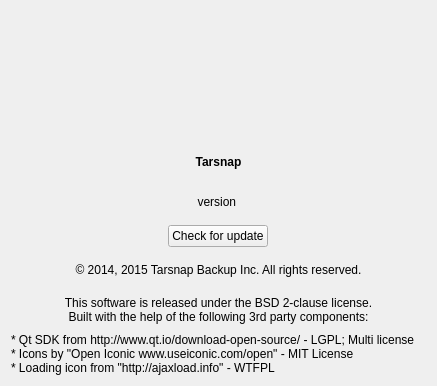
Before: the Qt Designer form forms/aboutwidget.ui in Tarsnap/tarsnap-gui, drawn with Qt 5.
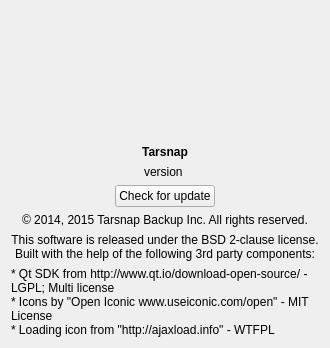
After: the same form once the commit is applied. Icons and pictures are not drawn.

Commit message: Fix layout issues for login and about widgets.

What changed in the file:
```diff
--- a/forms/aboutwidget.ui
+++ b/forms/aboutwidget.ui
@@ -14,6 +14,9 @@
    <property name="spacing">
     <number>6</number>
    </property>
+   <property name="sizeConstraint">
+    <enum>QLayout::SetFixedSize</enum>
+   </property>
    <item alignment="Qt::AlignHCenter">
     <widget class="QLabel" name="tarsnapLogo">
      <property name="sizePolicy">
```
The commit also changes 1 other file.
